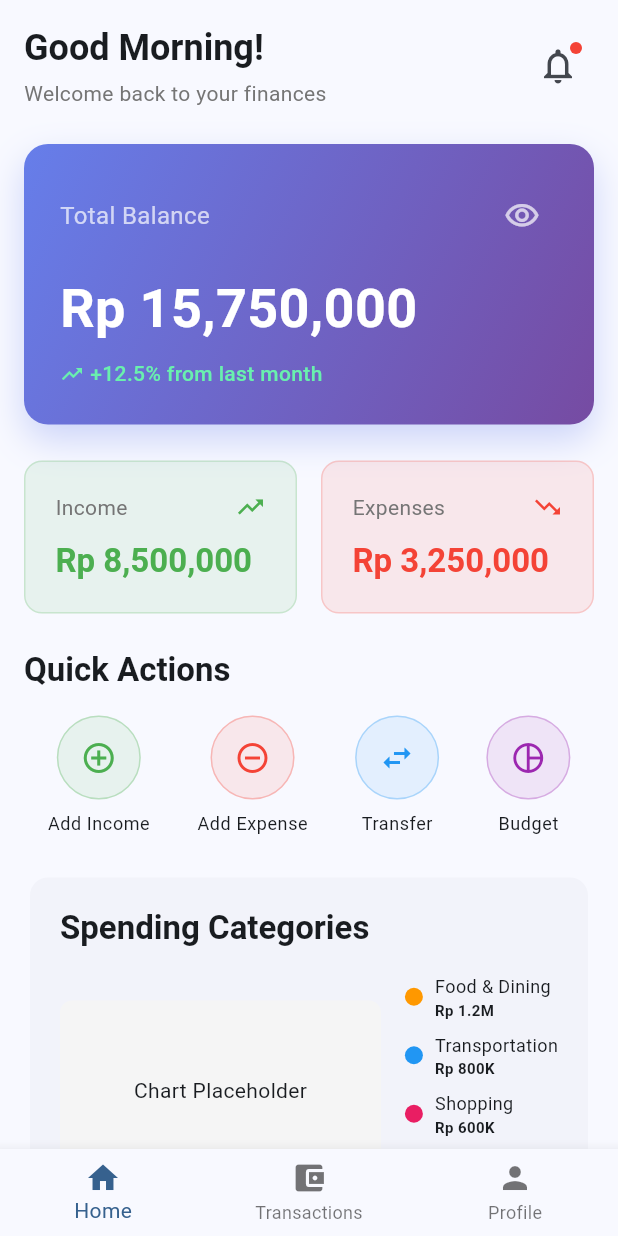
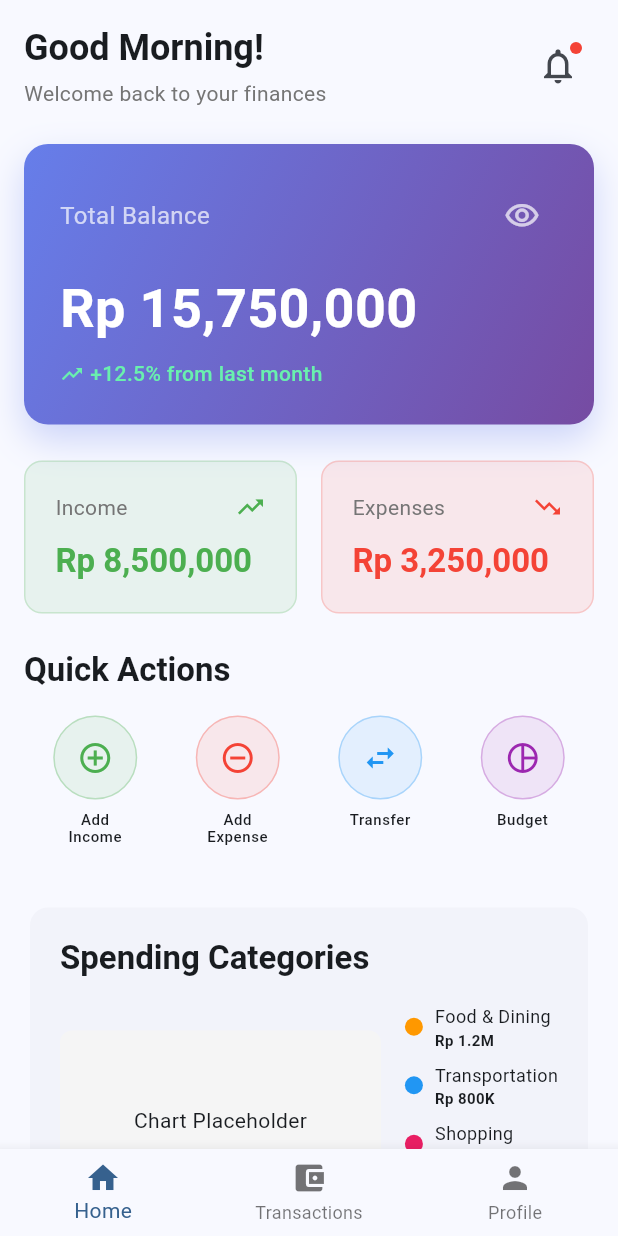
Before and after one commit to The-Binary-Rebels-Studio/Cashflow, a Flutter app: the screen it shows after launch, after a tap on "Skip", on a phone screen of 412 x 824 dp. Run offline on Flutter 3.47's test engine with Material 3 defaults, Android fonts, the phone set to English and light mode, and no system bars; our stand-ins replace equatable, flutter_bloc, get_it, go_router, injectable, sqflite; accounts and stored records are empty.

Commit message:
feat: enhance UI components with   improved localization support

```diff
--- a/lib/features/home/presentation/widgets/quick_actions_section.dart
+++ b/lib/features/home/presentation/widgets/quick_actions_section.dart
@@ -1,4 +1,5 @@
 import 'package:flutter/material.dart';
+import 'package:cashflow/l10n/app_localizations.dart';
 
 class QuickActionsSection extends StatelessWidget {
   final VoidCallback? onAddIncome;
@@ -16,11 +17,13 @@ class QuickActionsSection extends StatelessWidget {
 
   @override
   Widget build(BuildContext context) {
+    final l10n = AppLocalizations.of(context)!;
+
     return Column(
       crossAxisAlignment: CrossAxisAlignment.start,
       children: [
         Text(
-          'Quick Actions',
+          l10n.dashboardQuickActions,
           style: Theme.of(context).textTheme.titleLarge?.copyWith(
             fontWeight: FontWeight.bold,
           ),
@@ -30,25 +33,25 @@ class QuickActionsSection extends StatelessWidget {
           mainAxisAlignment: MainAxisAlignment.spaceAround,
           children: [
             _ActionButton(
-              label: 'Add Income',
+              label: l10n.dashboardAddIncome,
               icon: Icons.add_circle_outline,
               color: Colors.green,
               onTap: onAddIncome,
             ),
             _ActionButton(
-              label: 'Add Expense',
+              label: l10n.dashboardAddExpense,
               icon: Icons.remove_circle_outline,
               color: Colors.red,
               onTap: onAddExpense,
             ),
             _ActionButton(
-              label: 'Transfer',
+              label: l10n.dashboardTransfer,
               icon: Icons.swap_horiz,
               color: Colors.blue,
               onTap: onTransfer,
             ),
             _ActionButton(
-              label: 'Budget',
+              label: l10n.dashboardBudget,
               icon: Icons.pie_chart_outline,
               color: Colors.purple,
               onTap: onBudget,
@@ -90,10 +93,19 @@ class _ActionButton extends StatelessWidget {
             child: Icon(icon, color: color, size: 24),
           ),
           const SizedBox(height: 8),
-          Text(
-            label,
-            style: Theme.of(context).textTheme.bodySmall,
-            textAlign: TextAlign.center,
+          SizedBox(
+            width: 70,
+            height: 36,
+            child: Text(
+              label,
+              style: Theme.of(context).textTheme.bodySmall?.copyWith(
+                fontSize: 10,
+                height: 1.1,
+                fontWeight: FontWeight.w500,
+              ),
+              textAlign: TextAlign.center,
+              maxLines: 2,
+            ),
           ),
         ],
       ),
--- a/lib/features/home/presentation/widgets/recent_transactions.dart
+++ b/lib/features/home/presentation/widgets/recent_transactions.dart
@@ -1,4 +1,5 @@
 import 'package:flutter/material.dart';
+import 'package:cashflow/l10n/app_localizations.dart';
 
 class RecentTransactions extends StatelessWidget {
   final List<TransactionItem> transactions;
@@ -6,34 +7,38 @@ class RecentTransactions extends StatelessWidget {
 
   const RecentTransactions({
     super.key,
-    this.transactions = const [
+    this.transactions = const [],
+    this.onSeeAll,
+  });
+
+  @override
+  Widget build(BuildContext context) {
+    final l10n = AppLocalizations.of(context)!;
+    final defaultTransactions = [
       TransactionItem(
-        title: 'Starbucks Coffee',
-        category: 'Food & Dining',
+        title: l10n.dashboardStarbucksCoffee,
+        category: l10n.dashboardFoodDining,
         amount: '-Rp 45,000',
         icon: Icons.local_cafe,
         color: Colors.orange,
       ),
       TransactionItem(
-        title: 'Grab Transport',
-        category: 'Transportation',
+        title: l10n.dashboardGrabTransport,
+        category: l10n.dashboardTransportation,
         amount: '-Rp 25,000',
         icon: Icons.directions_car,
         color: Colors.blue,
       ),
       TransactionItem(
-        title: 'Salary Deposit',
-        category: 'Income',
+        title: l10n.dashboardSalaryDeposit,
+        category: l10n.dashboardIncome,
         amount: '+Rp 8,500,000',
         icon: Icons.account_balance_wallet,
         color: Colors.green,
       ),
-    ],
-    this.onSeeAll,
-  });
+    ];
+    final displayTransactions = transactions.isEmpty ? defaultTransactions : transactions;
 
-  @override
-  Widget build(BuildContext context) {
     return Card(
       elevation: 0,
       shape: RoundedRectangleBorder(borderRadius: BorderRadius.circular(12)),
@@ -46,23 +51,23 @@ class RecentTransactions extends StatelessWidget {
               mainAxisAlignment: MainAxisAlignment.spaceBetween,
               children: [
                 Text(
-                  'Recent Transactions',
+                  l10n.dashboardRecentTransactions,
                   style: Theme.of(context).textTheme.titleLarge?.copyWith(
                     fontWeight: FontWeight.bold,
                   ),
                 ),
                 TextButton(
                   onPressed: onSeeAll,
-                  child: const Text('See All'),
+                  child: Text(l10n.dashboardSeeAll),
                 ),
               ],
             ),
             const SizedBox(height: 16),
-            ...transactions.map((transaction) => _TransactionTile(
+            ...displayTransactions.map((transaction) => _TransactionTile(
               transaction: transaction,
             )),
             const SizedBox(height: 16),
-            const _EmptyState(),
+            _EmptyState(l10n: l10n),
           ],
         ),
       ),
@@ -134,7 +139,9 @@ class _TransactionTile extends StatelessWidget {
 }
 
 class _EmptyState extends StatelessWidget {
-  const _EmptyState();
+  final AppLocalizations l10n;
+
+  const _EmptyState({required this.l10n});
 
   @override
   Widget build(BuildContext context) {
@@ -150,7 +157,7 @@ class _EmptyState extends StatelessWidget {
             ),
             const SizedBox(height: 12),
             Text(
-              'More transactions coming soon',
+              l10n.dashboardMoreTransactionsSoon,
               style: TextStyle(
                 color: Colors.grey[500],
                 fontSize: 14,
--- a/lib/features/home/presentation/widgets/spending_chart.dart
+++ b/lib/features/home/presentation/widgets/spending_chart.dart
@@ -1,20 +1,25 @@
 import 'package:flutter/material.dart';
+import 'package:cashflow/l10n/app_localizations.dart';
 
 class SpendingChart extends StatelessWidget {
   final List<SpendingCategory> categories;
 
   const SpendingChart({
     super.key,
-    this.categories = const [
-      SpendingCategory('Food & Dining', Colors.orange, 'Rp 1.2M'),
-      SpendingCategory('Transportation', Colors.blue, 'Rp 800K'),
-      SpendingCategory('Shopping', Colors.pink, 'Rp 600K'),
-      SpendingCategory('Bills', Colors.purple, 'Rp 450K'),
-    ],
+    this.categories = const [],
   });
 
   @override
   Widget build(BuildContext context) {
+    final l10n = AppLocalizations.of(context)!;
+    final defaultCategories = [
+      SpendingCategory(l10n.dashboardFoodDining, Colors.orange, 'Rp 1.2M'),
+      SpendingCategory(l10n.dashboardTransportation, Colors.blue, 'Rp 800K'),
+      SpendingCategory(l10n.dashboardShopping, Colors.pink, 'Rp 600K'),
+      SpendingCategory(l10n.dashboardBills, Colors.purple, 'Rp 450K'),
+    ];
+    final displayCategories = categories.isEmpty ? defaultCategories : categories;
+
     return Card(
       elevation: 0,
       shape: RoundedRectangleBorder(borderRadius: BorderRadius.circular(12)),
@@ -24,7 +29,7 @@ class SpendingChart extends StatelessWidget {
           crossAxisAlignment: CrossAxisAlignment.start,
           children: [
             Text(
-              'Spending Categories',
+              l10n.dashboardSpendingCategories,
               style: Theme.of(context).textTheme.titleLarge?.copyWith(
                 fontWeight: FontWeight.bold,
               ),
@@ -39,15 +44,15 @@ class SpendingChart extends StatelessWidget {
                       color: Colors.grey[100],
                       borderRadius: BorderRadius.circular(8),
                     ),
-                    child: const Center(
-                      child: Text('Chart Placeholder'),
+                    child: Center(
+                      child: Text(l10n.dashboardChartPlaceholder),
                     ),
                   ),
                 ),
                 const SizedBox(width: 16),
                 Column(
                   crossAxisAlignment: CrossAxisAlignment.start,
-                  children: categories
+                  children: displayCategories
                       .map((category) => _CategoryItem(category: category))
                       .toList(),
                 ),
--- a/lib/features/onboarding/presentation/pages/onboarding_page.dart
+++ b/lib/features/onboarding/presentation/pages/onboarding_page.dart
@@ -422,7 +422,7 @@ class _OnboardingPageState extends State<OnboardingPage> {
           const SizedBox(height: 24),
 
           // Select locale button
-          _buildSelectLocaleButton(),
+          _buildSelectLocaleButton(l10n),
 
           const Spacer(),
         ],
@@ -558,7 +558,7 @@ class _OnboardingPageState extends State<OnboardingPage> {
           );
         },
         icon: const Icon(Icons.tune),
-        label: const Text('Change Currency'),
+        label: Text(l10n.changeCurrency),
         style: ElevatedButton.styleFrom(
           backgroundColor: Colors.white.withValues(alpha: 0.2),
           foregroundColor: Colors.white,
@@ -572,7 +572,7 @@ class _OnboardingPageState extends State<OnboardingPage> {
     );
   }
 
-  Widget _buildSelectLocaleButton() {
+  Widget _buildSelectLocaleButton(AppLocalizations l10n) {
     return SizedBox(
       width: double.infinity,
       child: ElevatedButton.icon(
@@ -592,7 +592,7 @@ class _OnboardingPageState extends State<OnboardingPage> {
           );
         },
         icon: const Icon(Icons.language),
-        label: const Text('Change Language'),
+        label: Text(l10n.changeLanguage),
         style: ElevatedButton.styleFrom(
           backgroundColor: Colors.white.withValues(alpha: 0.2),
           foregroundColor: Colors.white,
--- a/lib/l10n/app_localizations.dart
+++ b/lib/l10n/app_localizations.dart
@@ -607,13 +607,13 @@ abstract class AppLocalizations {
   /// No description provided for @dashboardAddIncome.
   ///
   /// In en, this message translates to:
-  /// **'Add Income'**
+  /// **'Add\nIncome'**
   String get dashboardAddIncome;
 
   /// No description provided for @dashboardAddExpense.
   ///
   /// In en, this message translates to:
-  /// **'Add Expense'**
+  /// **'Add\nExpense'**
   String get dashboardAddExpense;
 
   /// No description provided for @dashboardTransfer.
@@ -759,6 +759,36 @@ abstract class AppLocalizations {
   /// In en, this message translates to:
   /// **'Currency Settings'**
   String get currencySettings;
+
+  /// No description provided for @changeCurrency.
+  ///
+  /// In en, this message translates to:
+  /// **'Change Currency'**
+  String get changeCurrency;
+
+  /// No description provided for @changeLanguage.
+  ///
+  /// In en, this message translates to:
+  /// **'Change Language'**
+  String get changeLanguage;
+
+  /// No description provided for @noCurrenciesFound.
+  ///
+  /// In en, this message translates to:
+  /// **'No currencies found'**
+  String get noCurrenciesFound;
+
+  /// No description provided for @tryAdjustingSearch.
+  ///
+  /// In en, this message translates to:
+  /// **'Try adjusting your search'**
+  String get tryAdjustingSearch;
+
+  /// No description provided for @searchCurrencies.
+  ///
+  /// In en, this message translates to:
+  /// **'Search currencies...'**
+  String get searchCurrencies;
 }
 
 class _AppLocalizationsDelegate
```
Also changed, not shown: lib/features/onboarding/presentation/widgets/currency_selection_modal.dart (+5 -5 lines), lib/l10n/app_en.arb (+9 -3 lines), lib/l10n/app_id.arb (+9 -3 lines), lib/l10n/app_localizations_en.dart (+17 -2 lines), lib/l10n/app_localizations_id.dart (+17 -2 lines), lib/l10n/app_localizations_ms.dart (+17 -2 lines), lib/l10n/app_ms.arb (+9 -3 lines).
